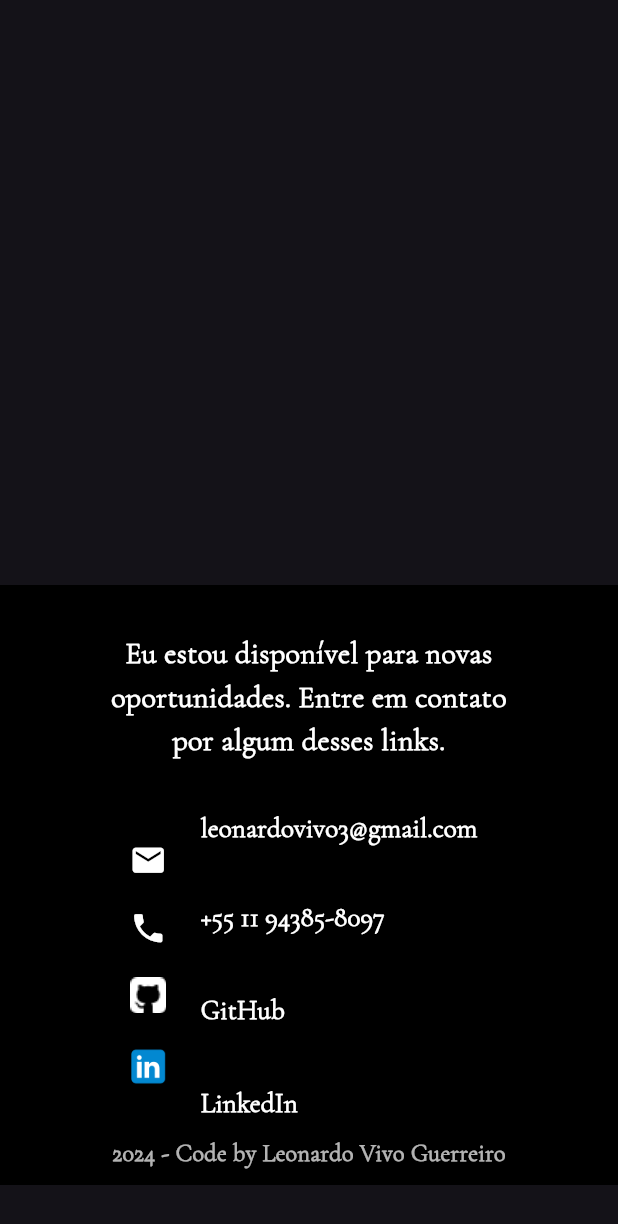
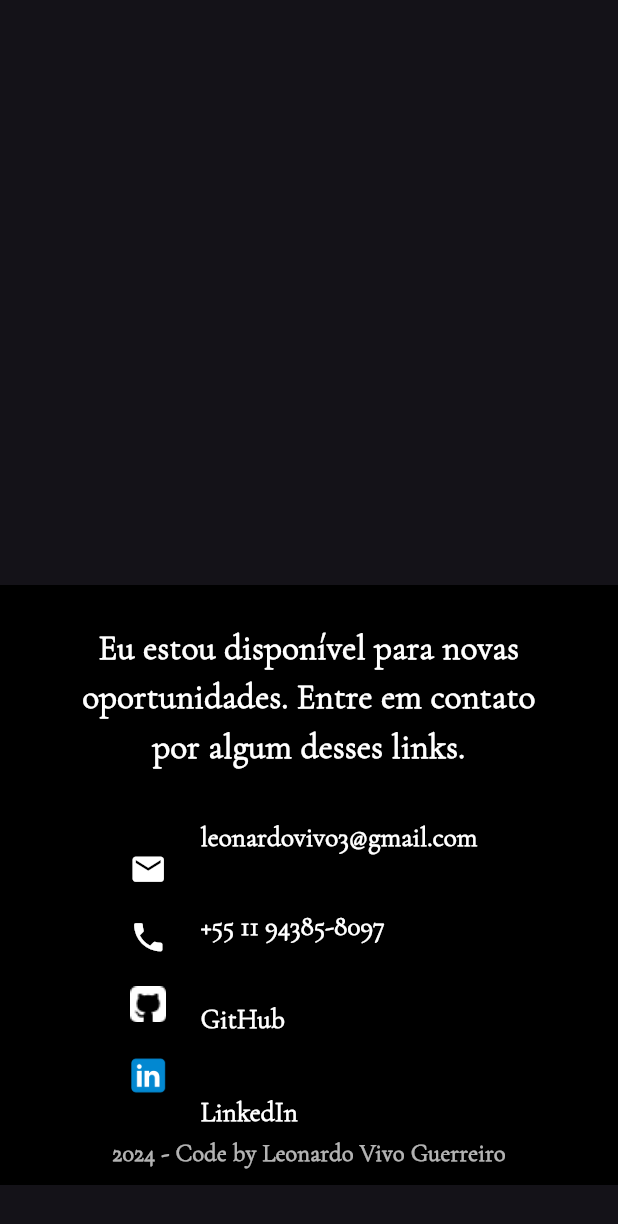
Before and after one commit to leonardovivo/portfolio, a Flutter app: the SectionContact widget shown alone on an empty page, opened directly, on a phone screen of 412 x 824 dp. Shown: the top 1224 px of the screen. Run offline on Flutter 3.47's test engine with Material 3 defaults, Android fonts, the phone set to English and light mode, and no system bars; our stand-ins replace flutter_animate, flutter_svg, scrollable_positioned_list.

Commit message:
Alinhamento do mobile melhorado

```diff
--- a/lib/sections/section_contact.dart
+++ b/lib/sections/section_contact.dart
@@ -28,27 +28,7 @@ class SectionContact extends StatelessWidget {
                   children: [
                     Padding(
                       padding: EdgeInsets.all(isMobile ? 10 : 20),
-                      child: isMobile
-                          ? Column(
-                              mainAxisAlignment: MainAxisAlignment.center,
-                              children: [
-                                const Text(
-                                  'Eu estou disponível para novas\n'
-                                  'oportunidades. Entre em contato\n'
-                                  'por algum desses links.',
-                                  style: TextStyle(
-                                    fontFamily: "Cormorant Garamond",
-                                    fontSize: 20,
-                                    color: Colors.white,
-                                    fontWeight: FontWeight.bold,
-                                  ),
-                                  textAlign: TextAlign.center,
-                                ),
-                                const SizedBox(height: 20),
-                                contactLinks(),
-                              ],
-                            )
-                          : Column(
+                      child: Column(
                         mainAxisAlignment: MainAxisAlignment.center,
                         crossAxisAlignment: CrossAxisAlignment.center,
                         children: [
@@ -68,7 +48,7 @@ class SectionContact extends StatelessWidget {
                             ),
                           ),
                           const SizedBox(height: 20),
-                                contactLinks(),
+                          contactLinks(isMobile: isMobile),
                         ],
                       ),
                     ),
@@ -97,12 +77,13 @@ class SectionContact extends StatelessWidget {
     );
   }
 
-  contactLinks() {
+  Widget contactLinks({required bool isMobile}) {
+    const iconSize = 25.0;
     return Row(
       mainAxisAlignment: MainAxisAlignment.center,
       children: [
         Column(
-          mainAxisAlignment: MainAxisAlignment.center, // Adicionei isso
+          mainAxisAlignment: MainAxisAlignment.center,
           children: [
             const Icon(
               Icons.mail,
@@ -118,8 +99,8 @@ class SectionContact extends StatelessWidget {
             const SizedBox(height: 20),
             Image.asset(
               'assets/icons/github.png',
-              width: 25,
-              height: 25,
+              width: iconSize,
+              height: iconSize,
               color: Colors.white,
             ),
             const SizedBox(height: 20),
@@ -132,7 +113,7 @@ class SectionContact extends StatelessWidget {
         ),
         const SizedBox(width: 10),
         Column(
-          crossAxisAlignment: CrossAxisAlignment.start, // Adicionei isso
+          crossAxisAlignment: CrossAxisAlignment.start,
           children: [
             LinkTextButton(
               text: 'leonardovivo3@gmail.com',
```
Lines whose indentation alone changed are shown as unchanged.
